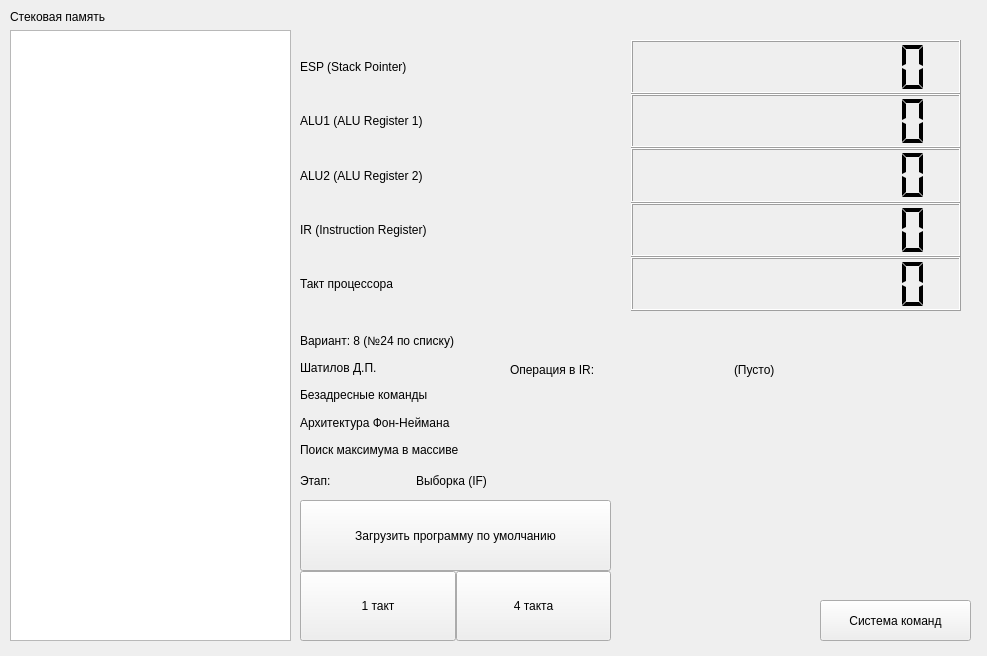
Before: the Qt Designer form mainwindow.ui in danshat/cpu_emu, drawn with Qt 5.
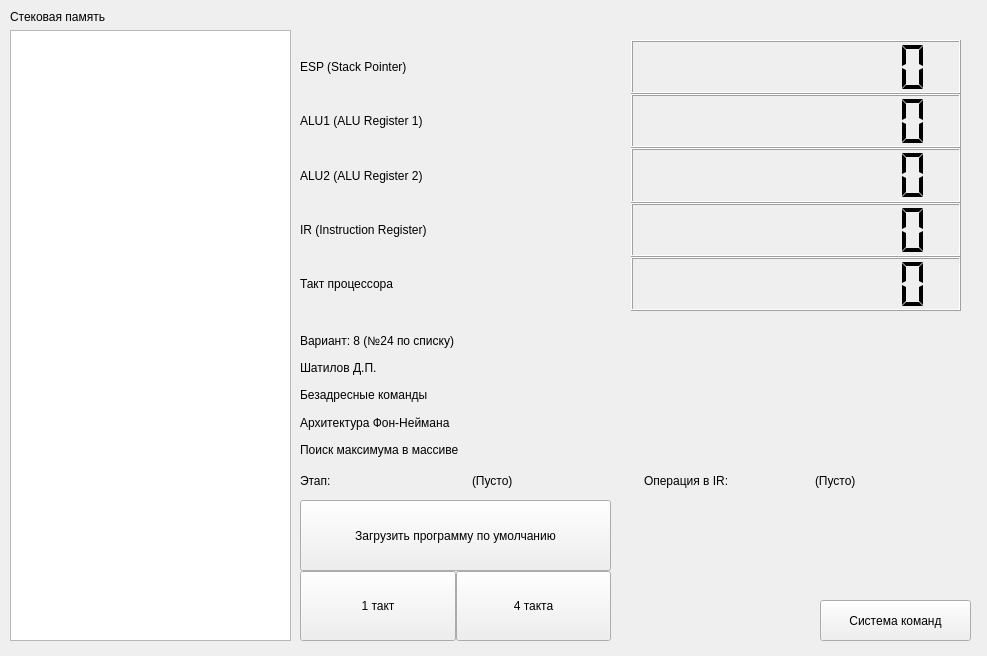
After: the same form once the commit is applied.

```diff
--- a/mainwindow.ui
+++ b/mainwindow.ui
@@ -387,7 +387,7 @@
      <rect>
       <x>300</x>
       <y>460</y>
-      <width>226</width>
+      <width>681</width>
       <height>41</height>
      </rect>
     </property>
@@ -404,7 +404,21 @@
        <item>
         <widget class="QLabel" name="label_10">
          <property name="text">
-          <string>Выборка (IF)</string>
+          <string>(Пусто)</string>
+         </property>
+        </widget>
+       </item>
+       <item>
+        <widget class="QLabel" name="label_7">
+         <property name="text">
+          <string>Операция в IR:</string>
+         </property>
+        </widget>
+       </item>
+       <item>
+        <widget class="QLabel" name="label_8">
+         <property name="text">
+          <string>(Пусто)</string>
          </property>
         </widget>
        </item>
@@ -459,32 +473,6 @@
      </item>
     </layout>
    </widget>
-   <widget class="QWidget" name="horizontalLayoutWidget">
-    <property name="geometry">
-     <rect>
-      <x>510</x>
-      <y>330</y>
-      <width>441</width>
-      <height>80</height>
-     </rect>
-    </property>
-    <layout class="QHBoxLayout" name="horizontalLayout_6">
-     <item>
-      <widget class="QLabel" name="label_7">
-       <property name="text">
-        <string>Операция в IR:</string>
-       </property>
-      </widget>
-     </item>
-     <item>
-      <widget class="QLabel" name="label_8">
-       <property name="text">
-        <string>(Пусто)</string>
-       </property>
-      </widget>
-     </item>
-    </layout>
-   </widget>
    <widget class="QWidget" name="verticalLayoutWidget_5">
     <property name="geometry">
      <rect>
```
Left out of the diff: 4 changed lines with no effect on the pictures.
